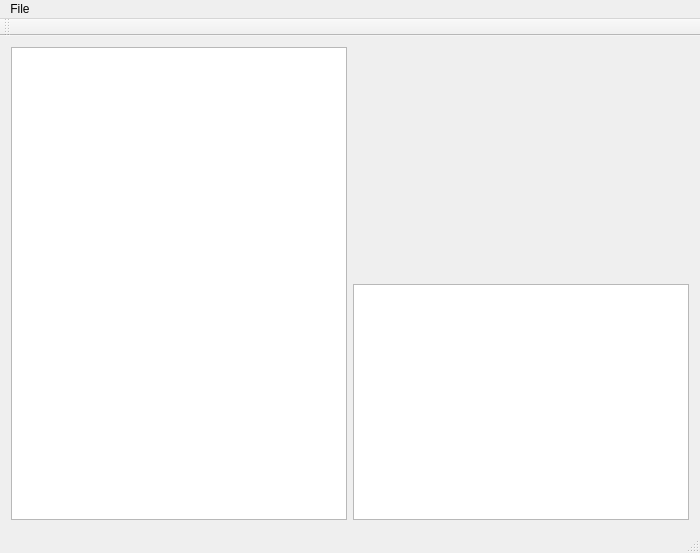
Qt form Geac/geac.ui (LaTruelle/Geac) before a commit.
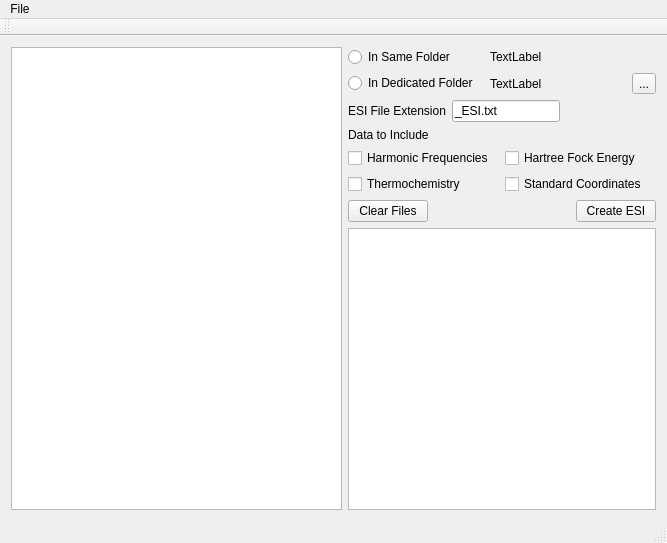
The same form after that commit.

```diff
--- a/Geac/geac.ui
+++ b/Geac/geac.ui
@@ -6,8 +6,8 @@
    <rect>
     <x>0</x>
     <y>0</y>
-    <width>700</width>
-    <height>553</height>
+    <width>667</width>
+    <height>543</height>
    </rect>
   </property>
   <property name="windowTitle">
@@ -30,20 +30,147 @@
       <item>
        <layout class="QVBoxLayout" name="verticalLayout">
         <item>
-         <spacer name="verticalSpacer">
-          <property name="orientation">
-           <enum>Qt::Vertical</enum>
-          </property>
-          <property name="sizeHint" stdset="0">
-           <size>
-            <width>20</width>
-            <height>40</height>
-           </size>
-          </property>
-         </spacer>
+         <layout class="QGridLayout" name="gridLayout">
+          <item row="0" column="0">
+           <widget class="QRadioButton" name="radioButton">
+            <property name="text">
+             <string>In Same Folder</string>
+            </property>
+           </widget>
+          </item>
+          <item row="1" column="0">
+           <widget class="QRadioButton" name="radioButton_2">
+            <property name="text">
+             <string>In Dedicated Folder</string>
+            </property>
+           </widget>
+          </item>
+          <item row="0" column="1">
+           <widget class="QLabel" name="label">
+            <property name="text">
+             <string>TextLabel</string>
+            </property>
+           </widget>
+          </item>
+          <item row="1" column="1">
+           <widget class="QLabel" name="label_2">
+            <property name="text">
+             <string>TextLabel</string>
+            </property>
+           </widget>
+          </item>
+          <item row="1" column="2">
+           <widget class="QToolButton" name="toolButton">
+            <property name="text">
+             <string>...</string>
+            </property>
+           </widget>
+          </item>
+         </layout>
         </item>
         <item>
-         <widget class="QTextBrowser" name="textDisplay"/>
+         <layout class="QGridLayout" name="gridLayout_4">
+          <item row="0" column="1">
+           <widget class="QLineEdit" name="lineEdit">
+            <property name="text">
+             <string>_ESI.txt</string>
+            </property>
+           </widget>
+          </item>
+          <item row="0" column="0">
+           <widget class="QLabel" name="label_4">
+            <property name="text">
+             <string>ESI File Extension</string>
+            </property>
+           </widget>
+          </item>
+          <item row="0" column="2">
+           <spacer name="horizontalSpacer_2">
+            <property name="orientation">
+             <enum>Qt::Horizontal</enum>
+            </property>
+            <property name="sizeHint" stdset="0">
+             <size>
+              <width>40</width>
+              <height>20</height>
+             </size>
+            </property>
+           </spacer>
+          </item>
+         </layout>
+        </item>
+        <item>
+         <layout class="QGridLayout" name="gridLayout_2">
+          <item row="1" column="0">
+           <widget class="QCheckBox" name="checkBox">
+            <property name="text">
+             <string>Harmonic Frequencies</string>
+            </property>
+           </widget>
+          </item>
+          <item row="1" column="1">
+           <widget class="QCheckBox" name="checkBox_3">
+            <property name="text">
+             <string>Hartree Fock Energy</string>
+            </property>
+           </widget>
+          </item>
+          <item row="0" column="0" colspan="2">
+           <widget class="QLabel" name="label_3">
+            <property name="text">
+             <string>Data to Include</string>
+            </property>
+           </widget>
+          </item>
+          <item row="2" column="0">
+           <widget class="QCheckBox" name="checkBox_2">
+            <property name="text">
+             <string>Thermochemistry</string>
+            </property>
+           </widget>
+          </item>
+          <item row="2" column="1">
+           <widget class="QCheckBox" name="checkBox_4">
+            <property name="text">
+             <string>Standard Coordinates</string>
+            </property>
+           </widget>
+          </item>
+         </layout>
+        </item>
+        <item>
+         <layout class="QHBoxLayout" name="horizontalLayout_3">
+          <item>
+           <widget class="QPushButton" name="pushButton_2">
+            <property name="text">
+             <string>Clear Files</string>
+            </property>
+           </widget>
+          </item>
+          <item>
+           <spacer name="horizontalSpacer">
+            <property name="orientation">
+             <enum>Qt::Horizontal</enum>
+            </property>
+            <property name="sizeHint" stdset="0">
+             <size>
+              <width>40</width>
+              <height>20</height>
+             </size>
+            </property>
+           </spacer>
+          </item>
+          <item>
+           <widget class="QPushButton" name="pushButton">
+            <property name="text">
+             <string>Create ESI</string>
+            </property>
+           </widget>
+          </item>
+         </layout>
+        </item>
+        <item>
+         <widget class="QPlainTextEdit" name="textDisplay"/>
         </item>
        </layout>
       </item>
@@ -56,7 +183,7 @@
     <rect>
      <x>0</x>
      <y>0</y>
-     <width>700</width>
+     <width>667</width>
      <height>22</height>
     </rect>
    </property>
```
